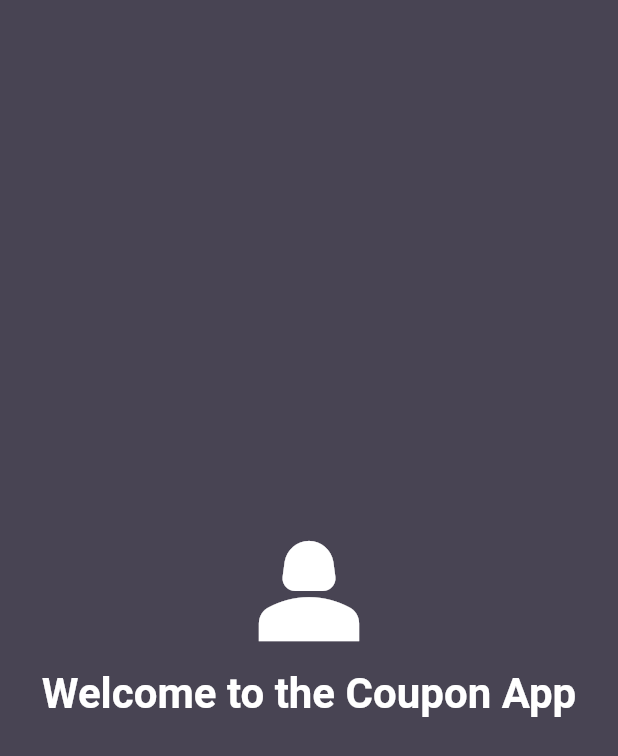
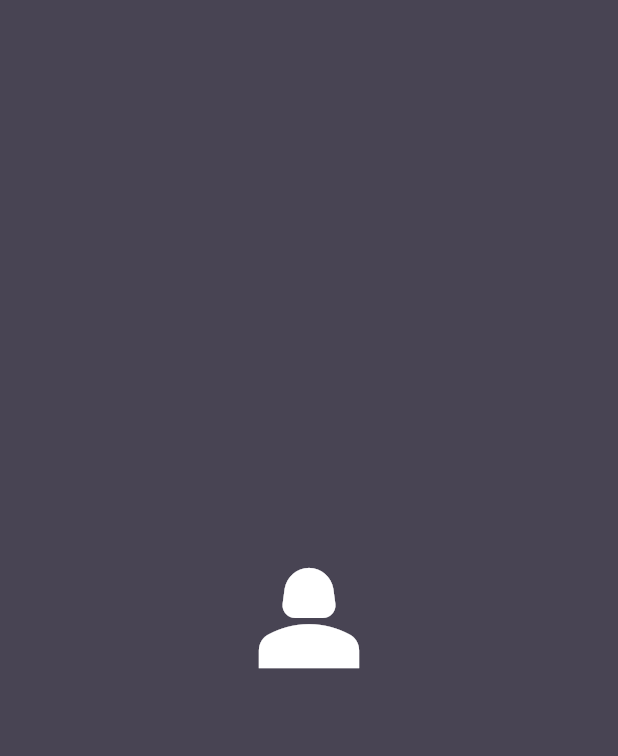
Before and after one commit to paraspithadiya10/Coupon_app, a Flutter app: the SplashScreen screen opened by its route, on a phone screen of 412 x 824 dp. Shown: the top 756 px of the screen. Run offline on Flutter 3.47's test engine with Material 3 defaults, Android fonts, the phone set to English and light mode, and no system bars; our stand-ins replace flutter_svg; project files that could hold a hidden picture were left out.

Commit message:
remove the text in splash screen

```diff
--- a/lib/screens/splash_screen.dart
+++ b/lib/screens/splash_screen.dart
@@ -13,7 +13,6 @@ class SplashScreen extends StatefulWidget {
 class _SplashScreenState extends State<SplashScreen> {
   @override
   void initState() {
-    // TODO: implement initState
     super.initState();
     Timer(Duration(seconds: 2), () {
       Navigator.pushReplacement(
@@ -26,22 +25,10 @@ class _SplashScreenState extends State<SplashScreen> {
     return Scaffold(
       backgroundColor: Color(0xff484453),
       body: Center(
-        child: Column(
-          mainAxisSize: MainAxisSize.min,
-          children: [
-            Icon(
-              Icons.person_2_sharp,
-              size: 100,
-              color: Colors.white,
-            ),
-            Text(
-              'Welcome to the Coupon App',
-              style: Theme.of(context).textTheme.headlineMedium!.copyWith(
-                    fontWeight: FontWeight.w700,
-                    color: Colors.white,
-                  ),
-            ),
-          ],
+        child: Icon(
+          Icons.person_2_sharp,
+          size: 100,
+          color: Colors.white,
         ),
       ),
     );
```
